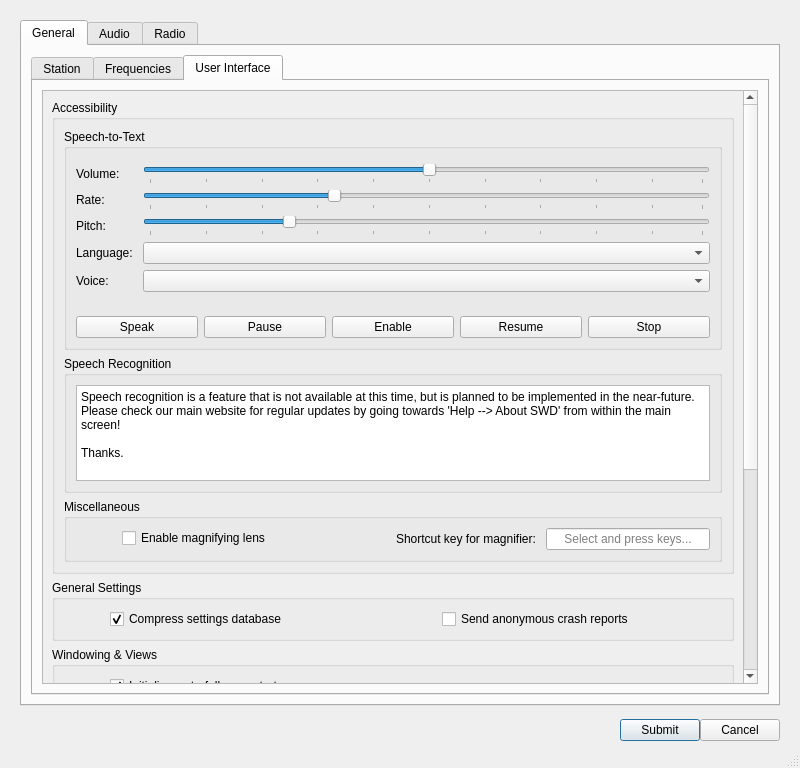
Before: the Qt Designer form src/ui/dialogsettings.ui in GekkoFyre/small-world-deluxe, drawn with Qt 5.
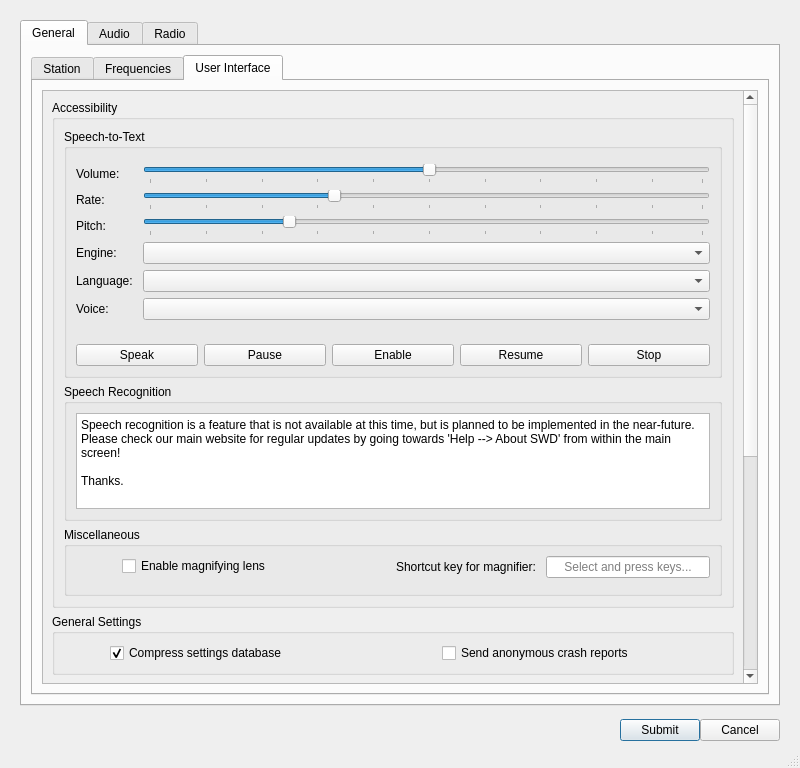
After: the same form once the commit is applied. The open tabs and pages were chosen to show the change.

Commit message: * Begun a basic implementation of QTextToSpeech (see Issue #11). * Fixed some various bugs. * The GkEventLogger can now add messages to the status bar of Small World Deluxe itself, although this is an elective option by default. * Renamed the now so-called GkTextToSpeech class and filenames because it was incorrectly called GkSpeechToText beforehand.

What changed in the file:
```diff
--- a/src/ui/dialogsettings.ui
+++ b/src/ui/dialogsettings.ui
@@ -566,7 +566,7 @@
                       <x>0</x>
                       <y>0</y>
                       <width>732</width>
-                      <height>878</height>
+                      <height>911</height>
                      </rect>
                     </property>
                     <layout class="QVBoxLayout" name="verticalLayout_23">
@@ -678,26 +678,36 @@
                                 </property>
                                </widget>
                               </item>
-                              <item row="3" column="0">
+                              <item row="4" column="0">
                                <widget class="QLabel" name="label_access_stt_language">
                                 <property name="text">
                                  <string>Language: </string>
                                 </property>
                                </widget>
                               </item>
-                              <item row="3" column="1">
+                              <item row="4" column="1">
                                <widget class="QComboBox" name="comboBox_access_stt_language"/>
                               </item>
-                              <item row="4" column="0">
+                              <item row="5" column="0">
                                <widget class="QLabel" name="label_access_stt_preset_voice">
                                 <property name="text">
                                  <string>Voice: </string>
                                 </property>
                                </widget>
                               </item>
-                              <item row="4" column="1">
+                              <item row="5" column="1">
                                <widget class="QComboBox" name="comboBox_access_stt_preset_voice"/>
                               </item>
+                              <item row="3" column="0">
+                               <widget class="QLabel" name="label_3">
+                                <property name="text">
+                                 <string>Engine: </string>
+                                </property>
+                               </widget>
+                              </item>
+                              <item row="3" column="1">
+                               <widget class="QComboBox" name="comboBox_access_stt_engine"/>
+                              </item>
                              </layout>
                             </widget>
                            </item>
@@ -918,12 +928,18 @@
                                 </property>
                                </widget>
                               </item>
+                              <item row="1" column="0">
+                               <layout class="QFormLayout" name="formLayout_29"/>
+                              </item>
                              </layout>
                             </widget>
                            </item>
                           </layout>
                          </widget>
                         </item>
+                        <item>
+                         <layout class="QFormLayout" name="formLayout_28"/>
+                        </item>
                        </layout>
                       </widget>
                      </item>
@@ -3786,8 +3802,8 @@
                         <rect>
                          <x>0</x>
                          <y>0</y>
-                         <width>742</width>
-                         <height>621</height>
+                         <width>100</width>
+                         <height>30</height>
                         </rect>
                        </property>
                       </widget>
```
The commit also changes 13 other files.
